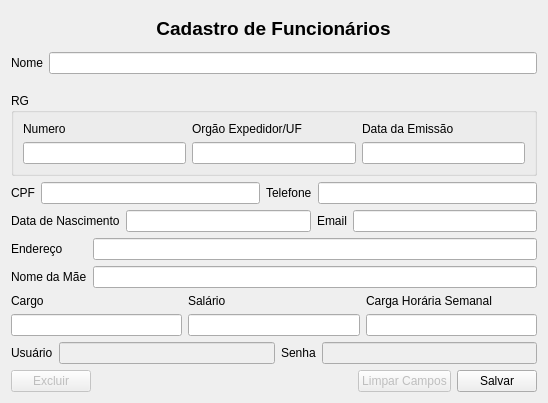
The window that ui/ui_funcionario.ui (adaiasreis/Projeto) describes before a commit, drawn with Qt 5.
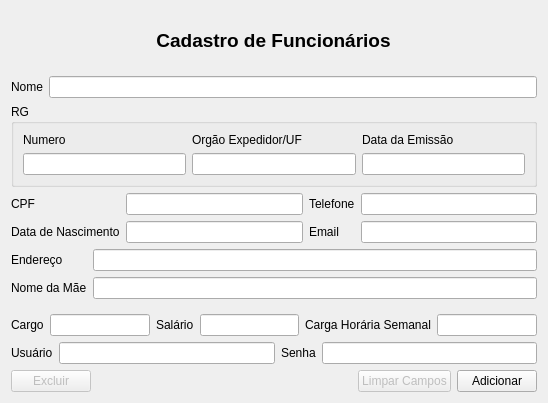
The same window after the commit.

Patch:
```diff
--- a/ui/ui_funcionario.ui
+++ b/ui/ui_funcionario.ui
@@ -13,10 +13,10 @@
   <property name="windowTitle">
    <string>Cadastro de Funcionários</string>
   </property>
-  <layout class="QVBoxLayout" name="verticalLayout_3">
-   <item>
     <layout class="QVBoxLayout" name="verticalLayout_2">
      <item>
+    <layout class="QVBoxLayout" name="verticalLayout">
+     <item>
       <layout class="QGridLayout" name="gridLayout_2">
        <item row="0" column="0">
         <widget class="QLabel" name="label">
@@ -41,7 +41,7 @@
       </layout>
      </item>
      <item>
-      <layout class="QFormLayout" name="formLayout">
+      <layout class="QGridLayout" name="gridLayout">
        <item row="0" column="0">
         <widget class="QLabel" name="label_2">
          <property name="text">
@@ -65,12 +65,7 @@
        <property name="title">
         <string>RG</string>
        </property>
-       <layout class="QVBoxLayout" name="verticalLayout">
-        <item>
-         <layout class="QGridLayout" name="gridLayout">
-          <property name="sizeConstraint">
-           <enum>QLayout::SetFixedSize</enum>
-          </property>
+       <layout class="QGridLayout" name="gridLayout_4">
           <item row="0" column="0">
            <widget class="QLabel" name="label_3">
             <property name="text">
@@ -78,12 +73,6 @@
             </property>
            </widget>
           </item>
-          <item row="1" column="1">
-           <widget class="QLineEdit" name="campRgo"/>
-          </item>
-          <item row="1" column="2">
-           <widget class="QLineEdit" name="campRgd"/>
-          </item>
           <item row="0" column="1">
            <widget class="QLabel" name="label_4">
             <property name="text">
@@ -101,51 +90,51 @@
           <item row="1" column="0">
            <widget class="QLineEdit" name="campRgn"/>
           </item>
-         </layout>
+        <item row="1" column="1">
+         <widget class="QLineEdit" name="campRgo"/>
         </item>
-       </layout>
-      </widget>
-     </item>
-     <item>
-      <layout class="QHBoxLayout" name="horizontalLayout">
-       <item>
-        <widget class="QLabel" name="label_9">
-         <property name="text">
-          <string>CPF</string>
-         </property>
-        </widget>
-       </item>
-       <item>
-        <widget class="QLineEdit" name="campCpf"/>
-       </item>
-       <item>
-        <widget class="QLabel" name="label_11">
-         <property name="text">
-          <string>Telefone</string>
-         </property>
-        </widget>
-       </item>
-       <item>
-        <widget class="QLineEdit" name="campTelefone"/>
-       </item>
-      </layout>
+        <item row="1" column="2">
+         <widget class="QLineEdit" name="campRgd"/>
+        </item>
+       </layout>
+      </widget>
      </item>
      <item>
       <layout class="QGridLayout" name="gridLayout_3">
-       <item row="0" column="0">
+       <item row="1" column="0">
         <widget class="QLabel" name="label_10">
          <property name="text">
           <string>Data de Nascimento</string>
          </property>
         </widget>
        </item>
+       <item row="0" column="2">
+        <widget class="QLabel" name="label_11">
+         <property name="text">
+          <string>Telefone</string>
+         </property>
+        </widget>
+       </item>
        <item row="0" column="1">
+        <widget class="QLineEdit" name="campCpf"/>
+       </item>
+       <item row="0" column="3">
+        <widget class="QLineEdit" name="campTelefone"/>
+       </item>
+       <item row="0" column="0">
+        <widget class="QLabel" name="label_9">
+         <property name="text">
+          <string>CPF</string>
+         </property>
+        </widget>
+       </item>
+       <item row="1" column="1">
         <widget class="QLineEdit" name="campNasc"/>
        </item>
-       <item row="0" column="3">
+       <item row="1" column="3">
         <widget class="QLineEdit" name="campEmail"/>
        </item>
-       <item row="0" column="2">
+       <item row="1" column="2">
         <widget class="QLabel" name="label_12">
          <property name="text">
           <string>Email</string>
@@ -180,13 +169,6 @@
      </item>
      <item>
       <layout class="QGridLayout" name="gridLayout_7">
-       <item row="0" column="5">
-        <widget class="QLabel" name="label_8">
-         <property name="text">
-          <string>Carga Horária Semanal</string>
-         </property>
-        </widget>
-       </item>
        <item row="1" column="1">
         <widget class="QLineEdit" name="campCargo"/>
        </item>
@@ -196,20 +178,27 @@
        <item row="1" column="5">
         <widget class="QLineEdit" name="campCarga"/>
        </item>
-       <item row="0" column="1">
+       <item row="1" column="0">
         <widget class="QLabel" name="label_6">
          <property name="text">
           <string>Cargo</string>
          </property>
         </widget>
        </item>
-       <item row="0" column="3">
+       <item row="1" column="2">
         <widget class="QLabel" name="label_7">
          <property name="text">
           <string>Salário</string>
          </property>
         </widget>
        </item>
+       <item row="1" column="4">
+        <widget class="QLabel" name="label_8">
+         <property name="text">
+          <string>Carga Horária Semanal</string>
+         </property>
+        </widget>
+       </item>
       </layout>
      </item>
      <item>
@@ -217,14 +206,14 @@
        <item row="0" column="4">
         <widget class="QLineEdit" name="campSenha">
          <property name="enabled">
-          <bool>false</bool>
+          <bool>true</bool>
          </property>
         </widget>
        </item>
        <item row="0" column="2">
         <widget class="QLineEdit" name="campUsuario">
          <property name="enabled">
-          <bool>false</bool>
+          <bool>true</bool>
          </property>
         </widget>
        </item>
@@ -249,7 +238,7 @@
        <item row="0" column="3">
         <widget class="QPushButton" name="b_novo">
          <property name="text">
-          <string>Salvar</string>
+          <string>Adicionar</string>
          </property>
         </widget>
        </item>
```
Left out of the diff: 2 changed lines with no effect on the pictures. Lines whose indentation alone changed are shown as unchanged.
